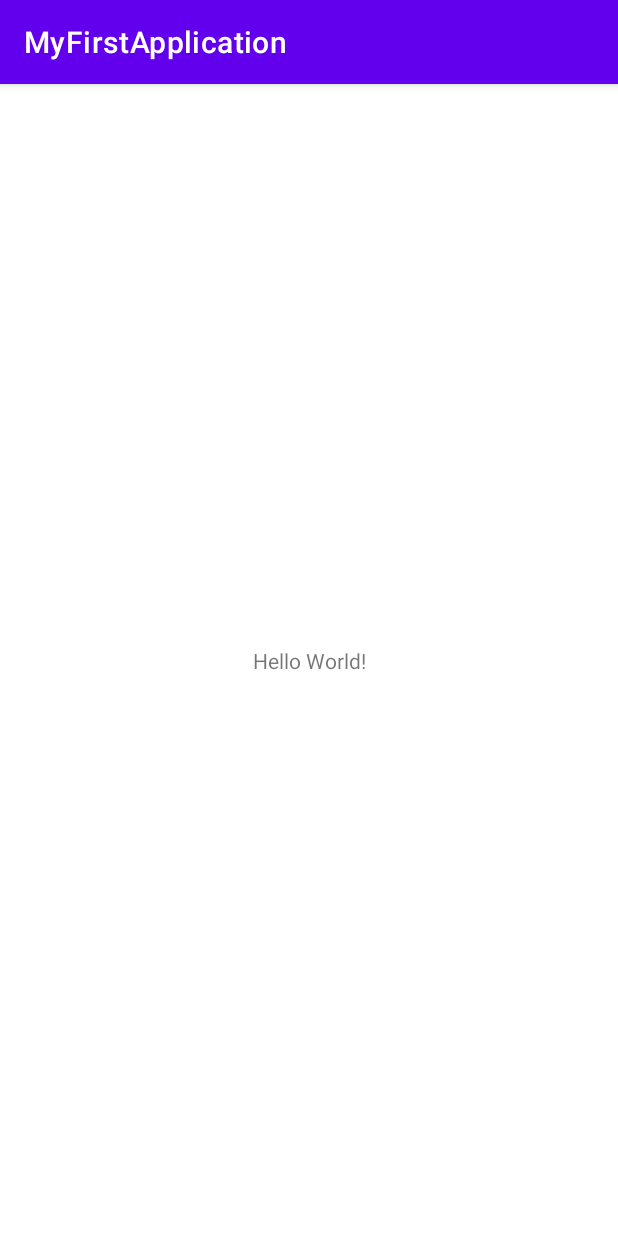
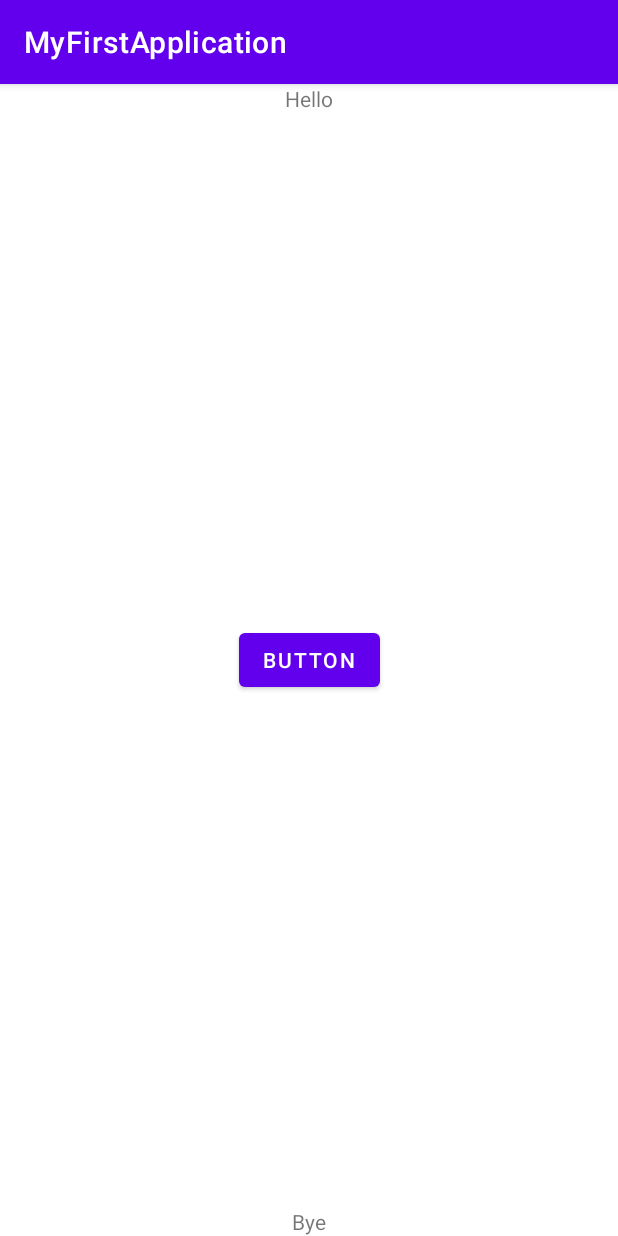
Before and after one commit to yunonast/MyFirstProject, an Android app: the screen it shows after launch (MainActivity), on a phone screen of 412 x 824 dp. Run offline under Robolectric (Android 15) with nearby library versions, the phone set to English and light mode, and no system bars.

Commit message:
second commit

```diff
--- a/app/build.gradle
+++ b/app/build.gradle
@@ -36,7 +36,7 @@ dependencies {
     implementation 'androidx.core:core-ktx:1.7.0'
     implementation 'androidx.appcompat:appcompat:1.4.0'
     implementation 'com.google.android.material:material:1.4.0'
-    implementation 'androidx.constraintlayout:constraintlayout:2.0.4'
+    implementation 'androidx.constraintlayout:constraintlayout:2.1.2'
     testImplementation 'junit:junit:4.+'
     androidTestImplementation 'androidx.test.ext:junit:1.1.3'
     androidTestImplementation 'androidx.test.espresso:espresso-core:3.4.0'
--- a/app/src/main/java/yunona_st/myfirstapplication/MainActivity.kt
+++ b/app/src/main/java/yunona_st/myfirstapplication/MainActivity.kt
@@ -2,10 +2,52 @@ package yunona_st.myfirstapplication
 
 import androidx.appcompat.app.AppCompatActivity
 import android.os.Bundle
+import android.util.Log
+
+const val TAG = "MainActivity"
 
 class MainActivity : AppCompatActivity() {
     override fun onCreate(savedInstanceState: Bundle?) {
         super.onCreate(savedInstanceState)
         setContentView(R.layout.activity_main)
     }
+
+    override fun onStart() {
+        super.onStart()
+        Log.d(TAG, "Мы знаем, что ныне лежит на весах \n")
+    }
+
+    override fun onResume() {
+        super.onResume()
+        Log.d(TAG, "И что совершается ныне. \n")
+    }
+
+    /*И что совершается ныне.
+    Час мужества пробил на наших часах,
+    И мужество нас не покинет.
+
+    Не страшно под пулями мертвыми лечь,
+    Не горько остаться без крова,
+    И мы сохраним тебя, русская речь,
+    Великое русское слово.*/
+
+    override fun onPause() {
+        super.onPause()
+        Log.d(TAG, "Час мужества пробил на наших часах, \n")
+    }
+
+    override fun onStop() {
+        super.onStop()
+        Log.d(TAG, "И мужество нас не покинет. \n \n")
+    }
+
+    override fun onRestart() {
+        super.onRestart()
+        Log.d(TAG, "Не горько остаться без крова, \n")
+    }
+
+    override fun onDestroy() {
+        super.onDestroy()
+        Log.d(TAG, "\n Не страшно под пулями мертвыми лечь, \n Не горько остаться без крова, \n И мы сохраним тебя, русская речь, \n Великое русское слово. ")
+    }
 }
--- a/app/src/main/res/layout/activity_main.xml
+++ b/app/src/main/res/layout/activity_main.xml
@@ -1,5 +1,6 @@
 <?xml version="1.0" encoding="utf-8"?>
-<androidx.constraintlayout.widget.ConstraintLayout xmlns:android="http://schemas.android.com/apk/res/android"
+<androidx.constraintlayout.widget.ConstraintLayout
+    xmlns:android="http://schemas.android.com/apk/res/android"
     xmlns:app="http://schemas.android.com/apk/res-auto"
     xmlns:tools="http://schemas.android.com/tools"
     android:layout_width="match_parent"
@@ -9,10 +10,40 @@
     <TextView
         android:layout_width="wrap_content"
         android:layout_height="wrap_content"
-        android:text="Hello World!"
-        app:layout_constraintBottom_toBottomOf="parent"
+        android:text="@string/hello"
+
         app:layout_constraintLeft_toLeftOf="parent"
         app:layout_constraintRight_toRightOf="parent"
         app:layout_constraintTop_toTopOf="parent" />
 
+    <Button
+        android:gravity="center"
+        android:text="@string/button"
+        android:layout_width="wrap_content"
+        android:layout_height="wrap_content"
+        app:layout_constraintBottom_toBottomOf="parent"
+        app:layout_constraintLeft_toLeftOf="parent"
+        app:layout_constraintRight_toRightOf="parent"
+        app:layout_constraintTop_toTopOf="parent"
+
+        />
+
+    <!--<TextView
+        android:layout_width="wrap_content"
+        android:layout_height="wrap_content"
+        android:text="@string/button"
+        app:layout_constraintBottom_toBottomOf="parent"
+        app:layout_constraintLeft_toLeftOf="parent"
+        app:layout_constraintRight_toRightOf="parent"
+        app:layout_constraintTop_toTopOf="parent" /> -->
+
+    <TextView
+        android:layout_width="wrap_content"
+        android:layout_height="wrap_content"
+        android:text="@string/bye"
+        app:layout_constraintBottom_toBottomOf="parent"
+        app:layout_constraintLeft_toLeftOf="parent"
+        app:layout_constraintRight_toRightOf="parent"
+         />
+
 </androidx.constraintlayout.widget.ConstraintLayout>
--- a/app/src/main/res/values/strings.xml
+++ b/app/src/main/res/values/strings.xml
@@ -1,3 +1,6 @@
 <resources>
     <string name="app_name">MyFirstApplication</string>
+    <string name="hello">Hello</string>
+    <string name="button">Button</string>
+    <string name="bye">Bye</string>
 </resources>
```
Also changed, not shown: 1 other file.
